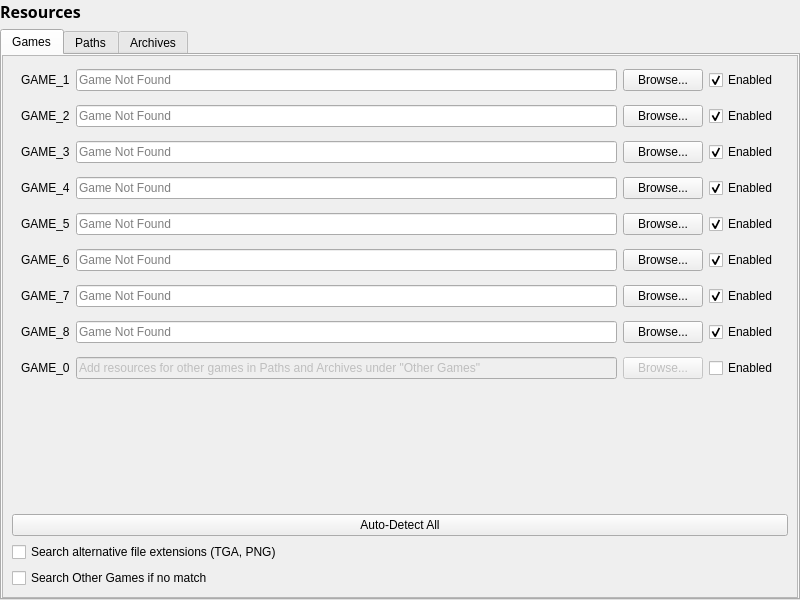
This is src/ui/settingsresources.ui in niftools/nifskope as Qt 5 draws it before an edit. The edited form follows.
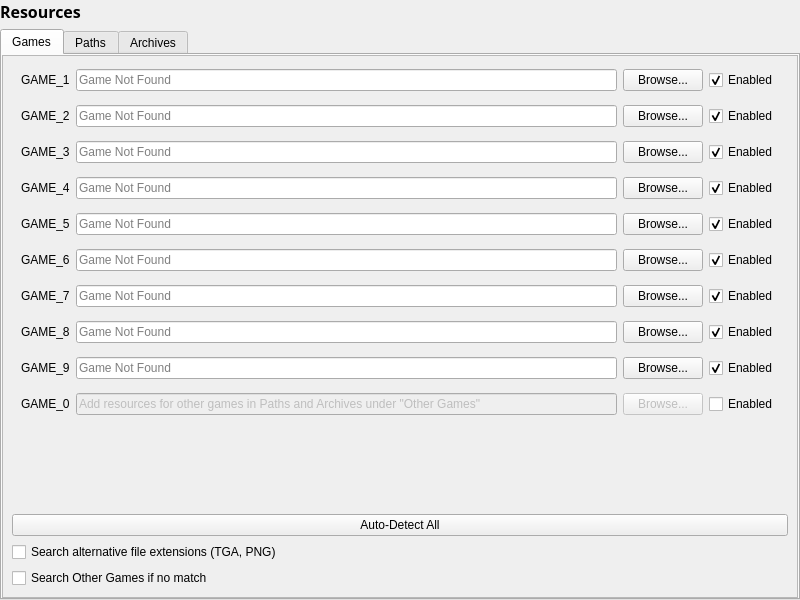
This is the edited form.

Commit message: Game Manager - Starfield support

```diff
--- a/src/ui/settingsresources.ui
+++ b/src/ui/settingsresources.ui
@@ -89,7 +89,7 @@
             <x>0</x>
             <y>0</y>
             <width>792</width>
-            <height>545</height>
+            <height>541</height>
            </rect>
           </property>
           <layout class="QVBoxLayout" name="verticalLayout_7">
@@ -725,6 +725,85 @@
              </layout>
             </widget>
            </item>
+           <item>
+            <widget class="QFrame" name="frameGame9">
+             <property name="sizePolicy">
+              <sizepolicy hsizetype="Preferred" vsizetype="Maximum">
+               <horstretch>0</horstretch>
+               <verstretch>0</verstretch>
+              </sizepolicy>
+             </property>
+             <property name="frameShape">
+              <enum>QFrame::NoFrame</enum>
+             </property>
+             <property name="frameShadow">
+              <enum>QFrame::Plain</enum>
+             </property>
+             <layout class="QHBoxLayout" name="horizontalLayout_12">
+              <property name="topMargin">
+               <number>4</number>
+              </property>
+              <property name="bottomMargin">
+               <number>4</number>
+              </property>
+              <item>
+               <widget class="QLabel" name="lblGame9">
+                <property name="sizePolicy">
+                 <sizepolicy hsizetype="Maximum" vsizetype="Preferred">
+                  <horstretch>0</horstretch>
+                  <verstretch>0</verstretch>
+                 </sizepolicy>
+                </property>
+                <property name="text">
+                 <string>GAME_9</string>
+                </property>
+                <property name="buddy">
+                 <cstring>edtGame9</cstring>
+                </property>
+               </widget>
+              </item>
+              <item>
+               <widget class="QLineEdit" name="edtGame9">
+                <property name="sizePolicy">
+                 <sizepolicy hsizetype="Expanding" vsizetype="Fixed">
+                  <horstretch>0</horstretch>
+                  <verstretch>0</verstretch>
+                 </sizepolicy>
+                </property>
+                <property name="readOnly">
+                 <bool>true</bool>
+                </property>
+                <property name="placeholderText">
+                 <string>Game Not Found</string>
+                </property>
+               </widget>
+              </item>
+              <item>
+               <widget class="QPushButton" name="btnBrowse9">
+                <property name="sizePolicy">
+                 <sizepolicy hsizetype="Maximum" vsizetype="Fixed">
+                  <horstretch>0</horstretch>
+                  <verstretch>0</verstretch>
+                 </sizepolicy>
+                </property>
+                <property name="text">
+                 <string>Browse...</string>
+                </property>
+               </widget>
+              </item>
+              <item>
+               <widget class="QCheckBox" name="chkGame9">
+                <property name="text">
+                 <string>Enabled</string>
+                </property>
+                <property name="checked">
+                 <bool>true</bool>
+                </property>
+               </widget>
+              </item>
+             </layout>
+            </widget>
+           </item>
            <item>
             <widget class="QFrame" name="frameGame0">
              <property name="sizePolicy">
```
Left out of the diff: 11 changed lines with no effect on the pictures. The commit also changes 3 other files.
